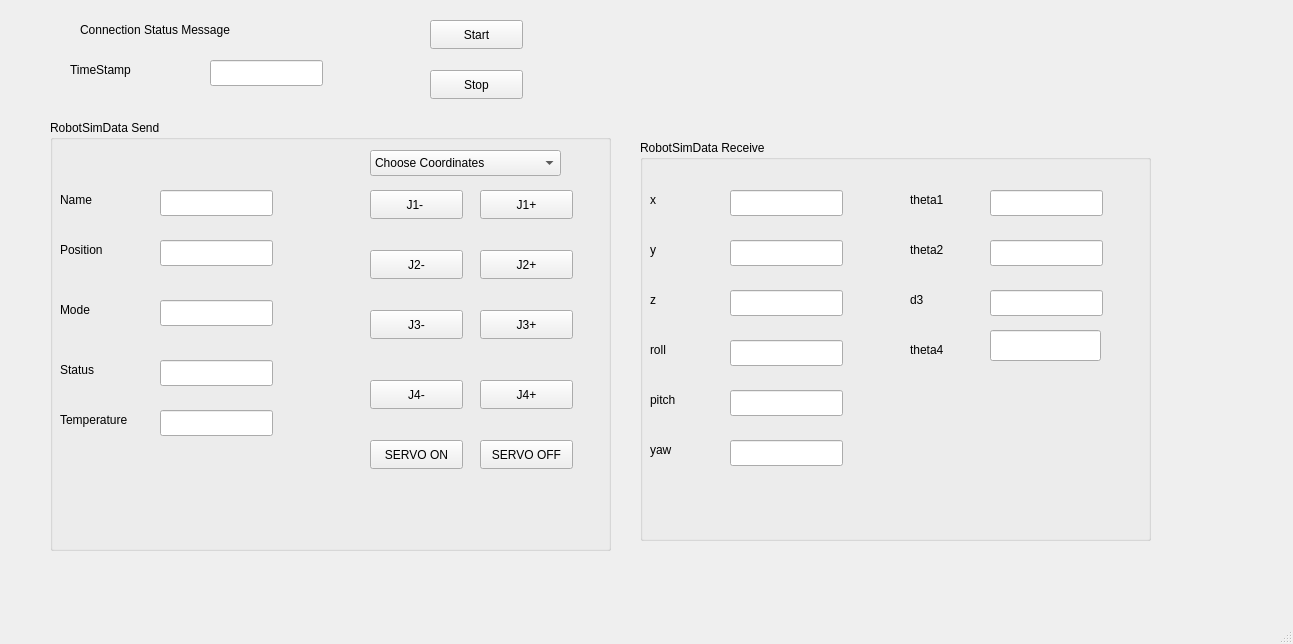
Above: mainwindow.ui from DzungV/OPCUAClient_Qt before the change. Below: the same form after it.
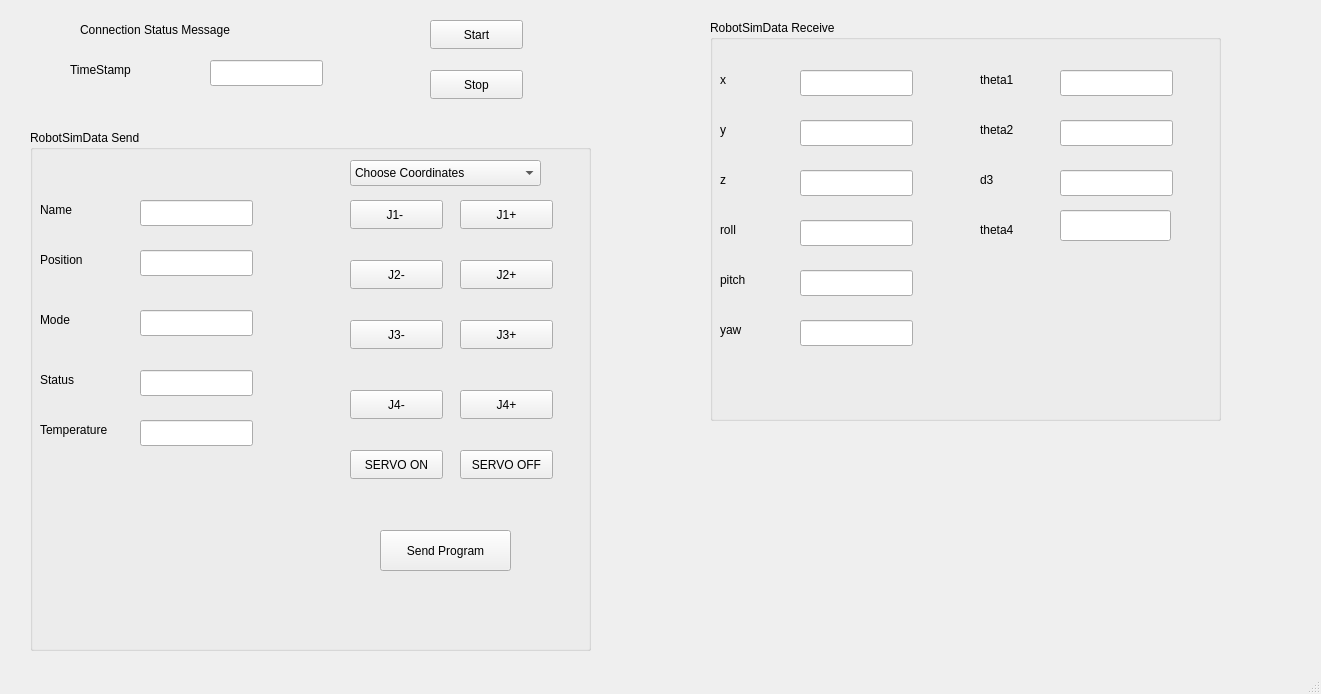
That is the form after the change.

```diff
--- a/mainwindow.ui
+++ b/mainwindow.ui
@@ -6,8 +6,8 @@
    <rect>
     <x>0</x>
     <y>0</y>
-    <width>1293</width>
-    <height>644</height>
+    <width>1321</width>
+    <height>694</height>
    </rect>
   </property>
   <property name="windowTitle">
@@ -43,10 +43,10 @@
    <widget class="QGroupBox" name="groupBox">
     <property name="geometry">
      <rect>
-      <x>50</x>
-      <y>120</y>
+      <x>30</x>
+      <y>130</y>
       <width>561</width>
-      <height>431</height>
+      <height>521</height>
      </rect>
     </property>
     <property name="title">
@@ -332,12 +332,25 @@
       </property>
      </item>
     </widget>
+    <widget class="QPushButton" name="btnSendProg">
+     <property name="geometry">
+      <rect>
+       <x>350</x>
+       <y>400</y>
+       <width>131</width>
+       <height>41</height>
+      </rect>
+     </property>
+     <property name="text">
+      <string>Send Program</string>
+     </property>
+    </widget>
    </widget>
    <widget class="QGroupBox" name="groupBox_2">
     <property name="geometry">
      <rect>
-      <x>640</x>
-      <y>140</y>
+      <x>710</x>
+      <y>20</y>
       <width>511</width>
       <height>401</height>
      </rect>
```
Left out of the diff: 2 changed lines with no effect on the pictures.
